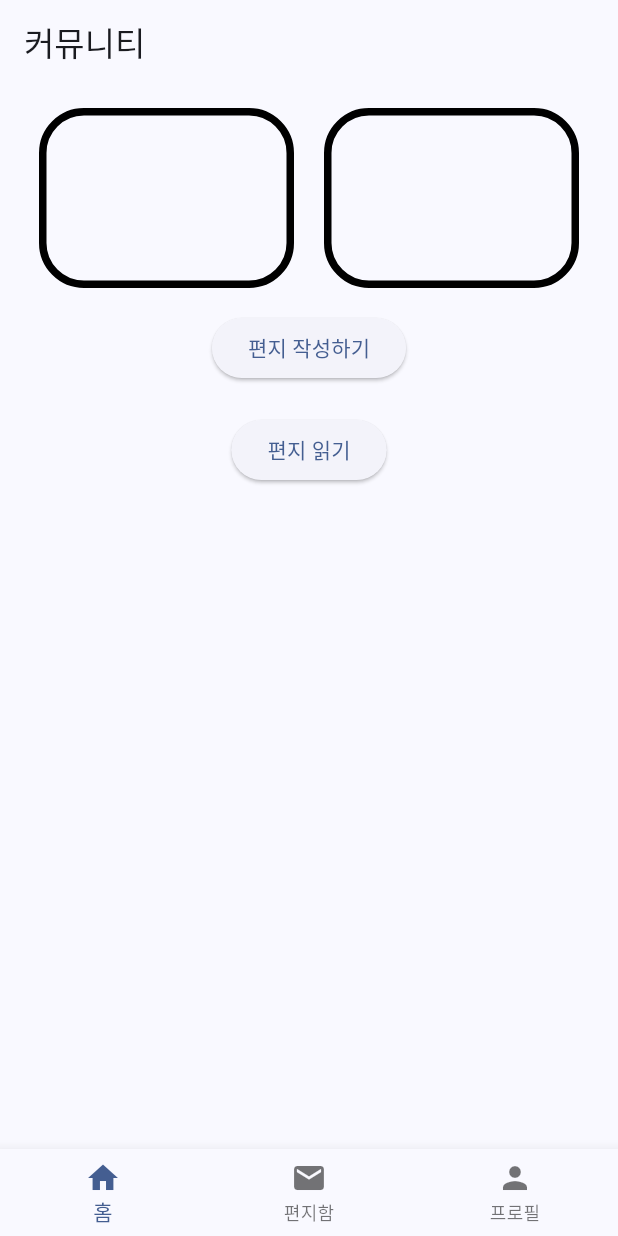
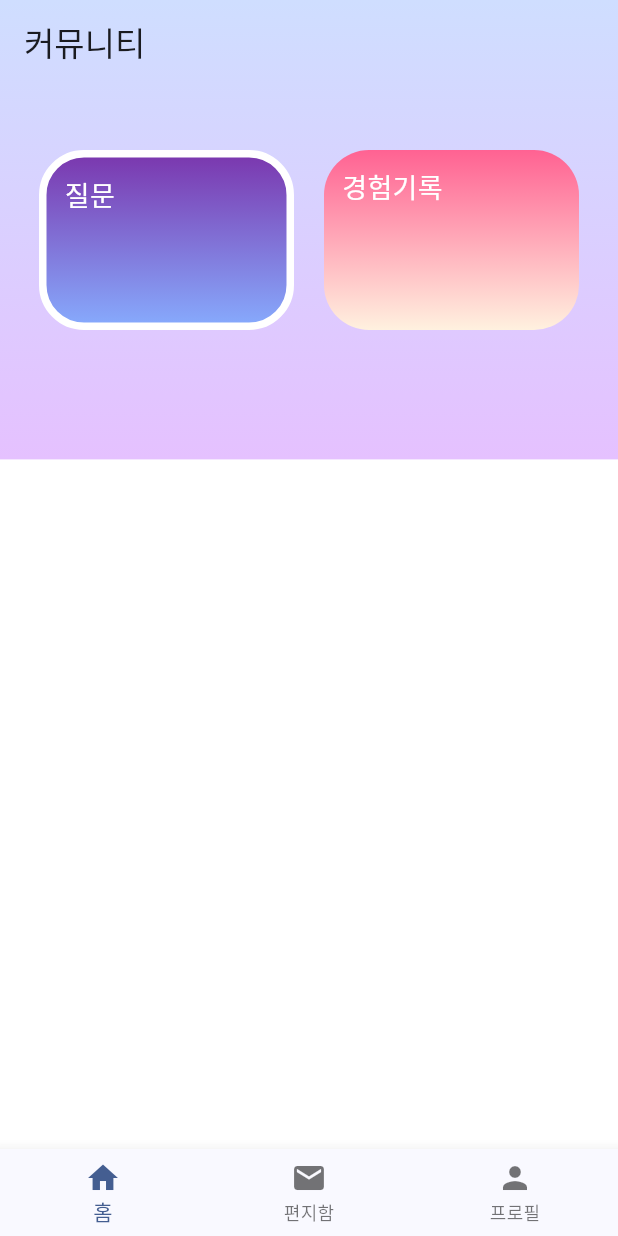
Before and after one commit to UniBond-jijijin/UniBond-flutter, a Flutter app: the screen it shows after launch, on a phone screen of 412 x 824 dp. Run offline on Flutter 3.47's test engine with Material 2 defaults, Android fonts, the phone set to English and light mode, and no system bars.

Commit message:
#8 Design: home 커뮤니티 메뉴 생성

```diff
--- a/unibond/lib/main.dart
+++ b/unibond/lib/main.dart
@@ -1,5 +1,5 @@
 import 'package:flutter/material.dart';
-import 'package:unibond/screens/splash_screen.dart';
+import 'package:unibond/screens/home_screen.dart';
 
 void main() {
   runApp(const MaterialApp(
@@ -18,7 +18,7 @@ class MyApp extends StatelessWidget {
         colorScheme: ColorScheme.fromSeed(seedColor: Colors.blueAccent),
         useMaterial3: true,
       ),
-      home: const SplashScreen(), // 임시 스플래시화면
+      home: const HomeScreen(), // 임시 스플래시화면
     );
   }
 }
--- a/unibond/lib/screens/home_screen.dart
+++ b/unibond/lib/screens/home_screen.dart
@@ -1,7 +1,4 @@
 import 'package:flutter/material.dart';
-import 'package:unibond/models/letter.dart';
-import 'package:unibond/screens/letter/letter_read_screen.dart';
-import 'package:unibond/screens/letter/letter_write_screen.dart';
 import 'package:unibond/screens/letter/letter_box_screen.dart';
 import 'package:unibond/screens/user/profile_screen.dart';
 import 'package:unibond/widgets/navigator.dart';
@@ -19,14 +16,27 @@ class HomeScreen extends StatelessWidget {
   @override
   Widget build(BuildContext context) {
     return Scaffold(
+      extendBodyBehindAppBar: true,
       appBar: AppBar(
+        forceMaterialTransparency: true,
         title: const Text("커뮤니티"),
       ),
-      body: Center(
+      body: Column(
+        children: [
+          Expanded(
+            flex: 4,
+            child: Container(
+              decoration: const BoxDecoration(
+                gradient: LinearGradient(
+                  colors: [Color(0xFFCFDEFF), Color(0xFFE5C1FF)],
+                  begin: Alignment.topCenter,
+                  end: Alignment.bottomCenter,
+                ),
+              ),
               child: Column(
                 mainAxisAlignment: MainAxisAlignment.start,
                 children: [
-            const SizedBox(height: 16),
+                  const SizedBox(height: 100),
                   Padding(
                     padding: const EdgeInsets.symmetric(horizontal: 16.0),
                     child: Row(
@@ -36,10 +46,26 @@ class HomeScreen extends StatelessWidget {
                           height: 120,
                           width: 170,
                           decoration: BoxDecoration(
+                            gradient: const LinearGradient(
+                              colors: [Color(0xFF7A34AC), Color(0xFF87ADFF)],
+                              begin: Alignment.topCenter,
+                              end: Alignment.bottomCenter,
+                            ),
                             border: Border.all(
                               width: 5,
+                              color: Colors.white,
                             ),
                             borderRadius: BorderRadius.circular(30),
+                          ),
+                          child: const Padding(
+                            padding: EdgeInsets.all(12.0),
+                            child: Text(
+                              "질문",
+                              style: TextStyle(
+                                color: Colors.white,
+                                fontSize: 18,
+                              ),
+                            ),
                           ),
                         ),
                         const SizedBox(width: 20),
@@ -47,49 +73,41 @@ class HomeScreen extends StatelessWidget {
                           height: 120,
                           width: 170,
                           decoration: BoxDecoration(
-                      border: Border.all(
-                        width: 5,
+                            gradient: const LinearGradient(
+                              colors: [Color(0xFFFF6292), Color(0xFFFFF1DF)],
+                              begin: Alignment.topCenter,
+                              end: Alignment.bottomCenter,
                             ),
+                            // border: Border.all(
+                            //   width: 0,
+                            // ),
                             borderRadius: BorderRadius.circular(30),
+                          ),
+                          child: const Padding(
+                            padding: EdgeInsets.all(12.0),
+                            child: Text(
+                              "경험기록",
+                              style: TextStyle(
+                                color: Colors.white,
+                                fontSize: 18,
+                              ),
+                            ),
                           ),
                         ),
                       ],
                     ),
                   ),
-            const SizedBox(height: 16),
-            ElevatedButton(
-              onPressed: () {
-                Navigator.push(
-                  context,
-                  MaterialPageRoute(
-                    builder: (context) => const LetterWriteScreen(),
+                ],
               ),
-                );
-              },
-              child: const Text("편지 작성하기"),
             ),
-            const SizedBox(height: 20),
-            ElevatedButton(
-              onPressed: () {
-                // 예시 편지데이터
-                Letter sampleLetter = Letter(
-                  title: "안녕하세요! 저는 오늘 정말 행복해요",
-                  content: "이건 편지내용인데... 어떤가요..",
-                  isBookmarked: true,
-                );
-
-                Navigator.push(
-                  context,
-                  MaterialPageRoute(
-                    builder: (context) =>
-                        LetterReadScreen(letter: sampleLetter),
           ),
-                );
-              },
-              child: const Text("편지 읽기"),
+          Expanded(
+            flex: 6,
+            child: Container(
+              color: Colors.white,
+            ),
           ),
         ],
-        ),
       ),
       bottomNavigationBar: MyBottomNavigationBar(
         // 현재 선택된 바텀 바 아이콘 인덱스
@@ -126,3 +144,38 @@ class HomeScreen extends StatelessWidget {
     );
   }
 }
+
+/*
+const SizedBox(height: 16),
+              ElevatedButton(
+                onPressed: () {
+                  Navigator.push(
+                    context,
+                    MaterialPageRoute(
+                      builder: (context) => const LetterWriteScreen(),
+                    ),
+                  );
+                },
+                child: const Text("편지 작성하기"),
+              ),
+              const SizedBox(height: 20),
+              ElevatedButton(
+                onPressed: () {
+                  // 예시 편지데이터
+                  Letter sampleLetter = Letter(
+                    title: "안녕하세요! 저는 오늘 정말 행복해요",
+                    content: "이건 편지내용인데... 어떤가요..",
+                    isBookmarked: true,
+                  );
+
+                  Navigator.push(
+                    context,
+                    MaterialPageRoute(
+                      builder: (context) =>
+                          LetterReadScreen(letter: sampleLetter),
+                    ),
+                  );
+                },
+                child: const Text("편지 읽기"),
+              ),
+            */
```
Lines whose indentation alone changed are shown as unchanged.
